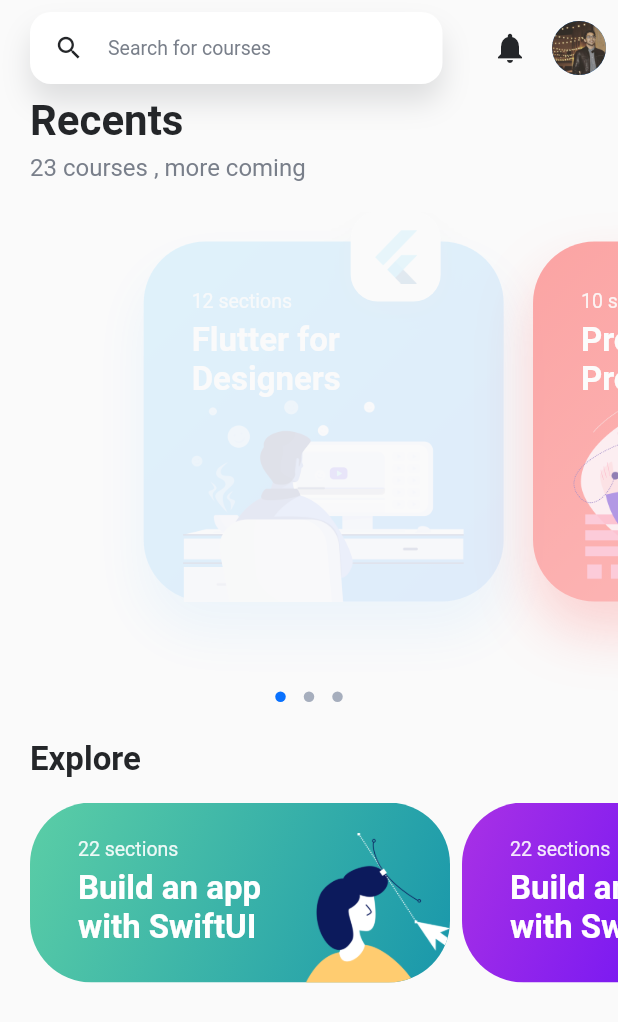
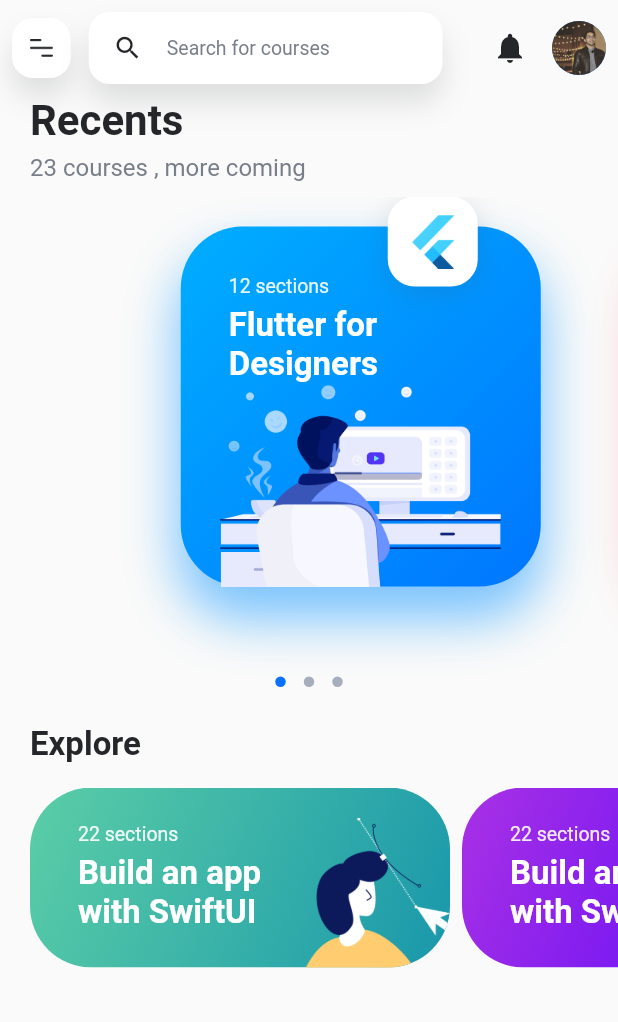
Before and after one commit to abderrahmen-bmz/ecources, a Flutter app: the screen it shows after launch, on a phone screen of 412 x 824 dp. Shown: the top 1022 px of the screen. Run offline on Flutter 3.47's test engine with Material 2 defaults, Android fonts, the phone set to English and light mode, and no system bars.

Commit message:
add sidebar animation

```diff
--- a/ecourses/lib/components/cards/explore_course_card.dart
+++ b/ecourses/lib/components/cards/explore_course_card.dart
@@ -16,7 +16,7 @@
         borderRadius: BorderRadius.circular(41.0),
         child: Container(
           height: 120.0,
-          width: 280,
+          width: 280.0,
           decoration: BoxDecoration(gradient: course.background),
           child: Padding(
             padding: EdgeInsets.only(left: 32.0),
--- a/ecourses/lib/components/home_screen_navbar.dart
+++ b/ecourses/lib/components/home_screen_navbar.dart
@@ -1,8 +1,13 @@
 import 'package:flutter/material.dart';
-
 import '../constants.dart';
 
 class HomeScreenNavBar extends StatelessWidget {
+    const HomeScreenNavBar({
+    @required this.triggerAnimation,
+    Key key,
+  }) : super(key: key);
+
+  final Function triggerAnimation;
   @override
   Widget build(BuildContext context) {
     return Padding(
@@ -10,8 +15,8 @@
       child: Row(
         mainAxisAlignment: MainAxisAlignment.spaceBetween,
         children: [
-          //      SidebarButton(),
-               SearchFieldWidget(),
+          SidebarButton(triggerAnimation: triggerAnimation,),
+          SearchFieldWidget(),
           Icon(
             Icons.notifications,
             color: kPrimaryLabelColor,
@@ -72,43 +77,43 @@
   }
 }
 
-// class SidebarButton extends StatelessWidget {
-//   const SidebarButton({
-//     Key key,
-//   }) : super(key: key);
+class SidebarButton extends StatelessWidget {
+  const SidebarButton({
+    @required this.triggerAnimation,
+    Key key,
+  }) : super(key: key);
 
-//   @override
-//   Widget build(BuildContext context) {
-//     return RawMaterialButton(
-//       onPressed: () {
-//         print('Sidebar button pressed');
-//       },
-//       materialTapTargetSize: MaterialTapTargetSize.shrinkWrap,
-//       highlightColor: Colors.transparent,
-//       splashColor: Colors.transparent,
-//       constraints: BoxConstraints(
-//         maxHeight: 40.0,
-//         maxWidth: 40.0,
-//       ),
-//       child: Container(
-//         decoration: BoxDecoration(
-//           color: Colors.white,
-//           borderRadius: BorderRadius.circular(14.0),
-//           boxShadow: [
-//             BoxShadow(
-//               color: kShadowColor,
-//               offset: Offset(0, 12),
-//               blurRadius: 16.0,
-//             ),
-//           ],
-//         ),
-//         child: Image.asset('asset/icons/icon-sidebar.png'),
-//         color: kPrimaryLabelColor,
-//       ),
-//       padding: EdgeInsets.symmetric(
-//         horizontal: 12.0,
-//         vertical: 14.0,
-//       ),
-//     );
-//   }
-// }
+  final Function triggerAnimation;
+  Widget build(BuildContext context) {
+    return RawMaterialButton(
+      onPressed: triggerAnimation,
+      materialTapTargetSize: MaterialTapTargetSize.shrinkWrap,
+      highlightColor: Colors.transparent,
+      splashColor: Colors.transparent,
+      constraints: BoxConstraints(
+        maxWidth: 40.0,
+        maxHeight: 40.0,
+      ),
+      child: Container(
+        decoration: BoxDecoration(
+            color: Colors.white,
+            borderRadius: BorderRadius.circular(14.0),
+            boxShadow: [
+              BoxShadow(
+                color: kShadowColor,
+                offset: Offset(0, 12),
+                blurRadius: 16.0,
+              )
+            ]),
+        child: Image.asset(
+          'asset/icons/icon-sidebar.png',
+          color: kPrimaryLabelColor,
+        ),
+        padding: EdgeInsets.symmetric(
+          horizontal: 12.0,
+          vertical: 14.0,
+        ),
+      ),
+    );
+  }
+}
--- a/ecourses/lib/components/lists/recent_course_list.dart
+++ b/ecourses/lib/components/lists/recent_course_list.dart
@@ -38,23 +38,27 @@
           width: double.infinity,
           child: PageView.builder(
             itemBuilder: (context, index) {
-              return Opacity
-                (
-                  opacity: currentPage == index ? 0.1 : 0.5,
-                child: RecentCourseCard(
-                  course: recentCourses[index],
-                ),
+              return RecentCourseCard(
+                course: recentCourses[index],
               );
+              // return Opacity(
+              //   opacity: currentPage == index ? 0.1 : 0.5,
+              //   child: RecentCourseCard(
+              //     course: recentCourses[index],
+              //   ),
+              // );
             },
             itemCount: recentCourses.length,
             controller: PageController(
               initialPage: 0,
-              viewportFraction: 0.63,
+              viewportFraction: 0.75,
             ),
             onPageChanged: (index) {
-              setState(() {
-                currentPage = index;
-              });
+              setState(
+                () {
+                  currentPage = index;
+                },
+              );
             },
           ),
         ),
--- a/ecourses/lib/main.dart
+++ b/ecourses/lib/main.dart
@@ -27,15 +27,66 @@
   }
 }
 
-class HomeScreen extends StatelessWidget {
+class HomeScreen extends StatefulWidget {
+  @override
+  _HomeScreenState createState() => _HomeScreenState();
+}
+
+class _HomeScreenState extends State<HomeScreen> with TickerProviderStateMixin {
+  Animation<Offset> sidebarAnimation;
+  AnimationController sidebarAnimationController;
+  Animation<double> fadeAnimation;
+  bool sidebarHidden = true;
+
+  @override
+  void initState() {
+    super.initState();
+    sidebarAnimationController = AnimationController(
+      vsync: this,
+      duration: Duration(
+        milliseconds: 250,
+      ),
+    );
+    sidebarAnimation = Tween<Offset>(
+      begin: Offset(-1, 0),
+      end: Offset(0, 0),
+    ).animate(CurvedAnimation(
+      parent: sidebarAnimationController,
+      curve: Curves.easeInOut,
+    ));
+    fadeAnimation = Tween<double>(
+      begin: 0.0,
+      end: 1.0,
+    ).animate(CurvedAnimation(
+      parent: sidebarAnimationController,
+      curve: Curves.easeInOut,
+    ));
+  }
+
+  @override
+  void dispose() {
+    sidebarAnimationController.dispose();
+    super.dispose();
+  }
+
   @override
   Widget build(BuildContext context) {
     return Scaffold(
-      body: Container(
-        child: SafeArea(
+      body: SingleChildScrollView(
+        child: Container(
+          child: Stack(
+            children: [
+              SafeArea(
                 child: Column(
                   children: [
-              HomeScreenNavBar(),
+                    HomeScreenNavBar(
+                      triggerAnimation: () {
+                        setState(() {
+                          sidebarHidden = !sidebarHidden;
+                        });
+                        sidebarAnimationController.forward();
+                      },
+                    ),
                     Padding(
                       padding: const EdgeInsets.symmetric(horizontal: 20.0),
                       child: Column(
@@ -56,7 +107,7 @@
                       ),
                     ),
                     SizedBox(
-                height: 20.0,
+                      height: 10.0,
                     ),
                     RecentCourseList(),
                     Padding(
@@ -72,7 +123,43 @@
                         ],
                       ),
                     ),
-              ExploreCourseList()
+                    ExploreCourseList(),
+                    SizedBox(
+                      height: 20.0,
+                    ),
+                  ],
+                ),
+              ),
+              IgnorePointer(
+                ignoring: sidebarHidden,
+                child: Stack(
+                  children: [
+                    FadeTransition(
+                      opacity: fadeAnimation,
+                      child: GestureDetector(
+                        onTap: () {
+                             setState(() {
+                          sidebarHidden = !sidebarHidden;
+                        });
+                          sidebarAnimationController.reverse();
+                        },
+                        child: Container(
+                          color: Color.fromRGBO(36, 38, 41, 0.4),
+                          height: MediaQuery.of(context).size.height,
+                          width: MediaQuery.of(context).size.width,
+                        ),
+                      ),
+                    ),
+                    SlideTransition(
+                      position: sidebarAnimation,
+                      child: SafeArea(
+                        child: SidebarScreen(),
+                        bottom: false,
+                      ),
+                    ),
+                  ],
+                ),
+              ),
             ],
           ),
         ),
```
Lines whose indentation alone changed are shown as unchanged.
